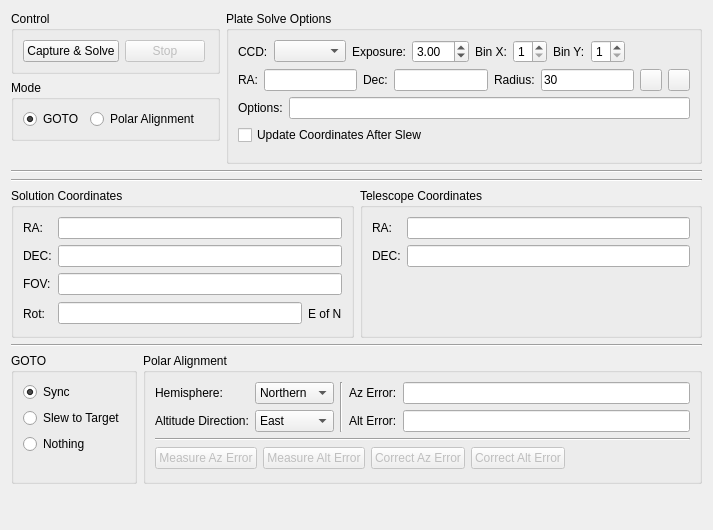
Qt form kstars/ekos/align.ui (KDE/kstars) before a commit.
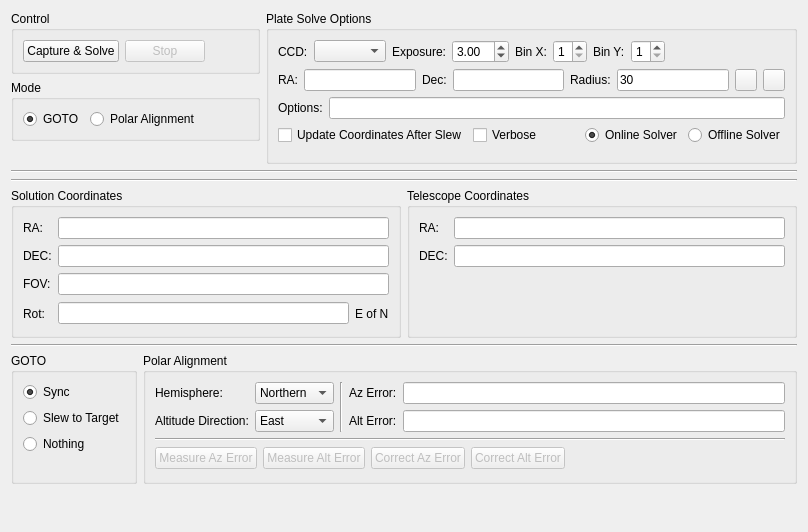
The same form after that commit. Custom widgets are drawn as their Qt base class.

Commit message: Adding support to online plate solving using astrometry.net web services API. Users can now use the online service without having to download gigabytes of catalogs to perform offline solving. This required JSON processing and therefore I had to include an optional dependency on QJSON for the time being until KStars moves to Qt5 which has native JSON parser.

Diff of the .ui file:
```diff
--- a/kstars/ekos/align.ui
+++ b/kstars/ekos/align.ui
@@ -6,13 +6,13 @@
    <rect>
     <x>0</x>
     <y>0</y>
-    <width>713</width>
-    <height>530</height>
+    <width>808</width>
+    <height>532</height>
    </rect>
   </property>
   <layout class="QVBoxLayout" name="verticalLayout_4">
    <item>
-    <layout class="QHBoxLayout" name="horizontalLayout_12">
+    <layout class="QHBoxLayout" name="horizontalLayout_13">
      <item>
       <layout class="QVBoxLayout" name="verticalLayout_3">
        <item>
@@ -393,6 +393,8 @@
          </layout>
         </item>
         <item>
+         <layout class="QHBoxLayout" name="horizontalLayout_12">
+          <item>
          <widget class="QCheckBox" name="kcfg_solverUpdateCoords">
           <property name="statusTip">
            <string>Automatically update the solver's RA &amp; Declination coordinates after telescope slew is completed.</string>
@@ -403,6 +405,51 @@
          </widget>
         </item>
         <item>
+           <widget class="QCheckBox" name="solverVerbose">
+            <property name="toolTip">
+             <string>Log verbose solver output</string>
+            </property>
+            <property name="statusTip">
+             <string>Automatically update the solver's RA &amp; Declination coordinates after telescope slew is completed.</string>
+            </property>
+            <property name="text">
+             <string>Verbose</string>
+            </property>
+           </widget>
+          </item>
+          <item>
+           <spacer name="horizontalSpacer_4">
+            <property name="orientation">
+             <enum>Qt::Horizontal</enum>
+            </property>
+            <property name="sizeHint" stdset="0">
+             <size>
+              <width>40</width>
+              <height>20</height>
+             </size>
+            </property>
+           </spacer>
+          </item>
+          <item>
+           <widget class="QRadioButton" name="kcfg_onlineSolver">
+            <property name="text">
+             <string>Online Solver</string>
+            </property>
+            <property name="checked">
+             <bool>true</bool>
+            </property>
+           </widget>
+          </item>
+          <item>
+           <widget class="QRadioButton" name="kcfg_offlineSolver">
+            <property name="text">
+             <string>Offline Solver</string>
+            </property>
+           </widget>
+          </item>
+         </layout>
+        </item>
+        <item>
          <spacer name="verticalSpacer_7">
           <property name="orientation">
            <enum>Qt::Vertical</enum>
```
Left out of the diff: 5 changed lines with no effect on the pictures. Lines whose indentation alone changed are shown as unchanged. The commit also changes 15 other files.
